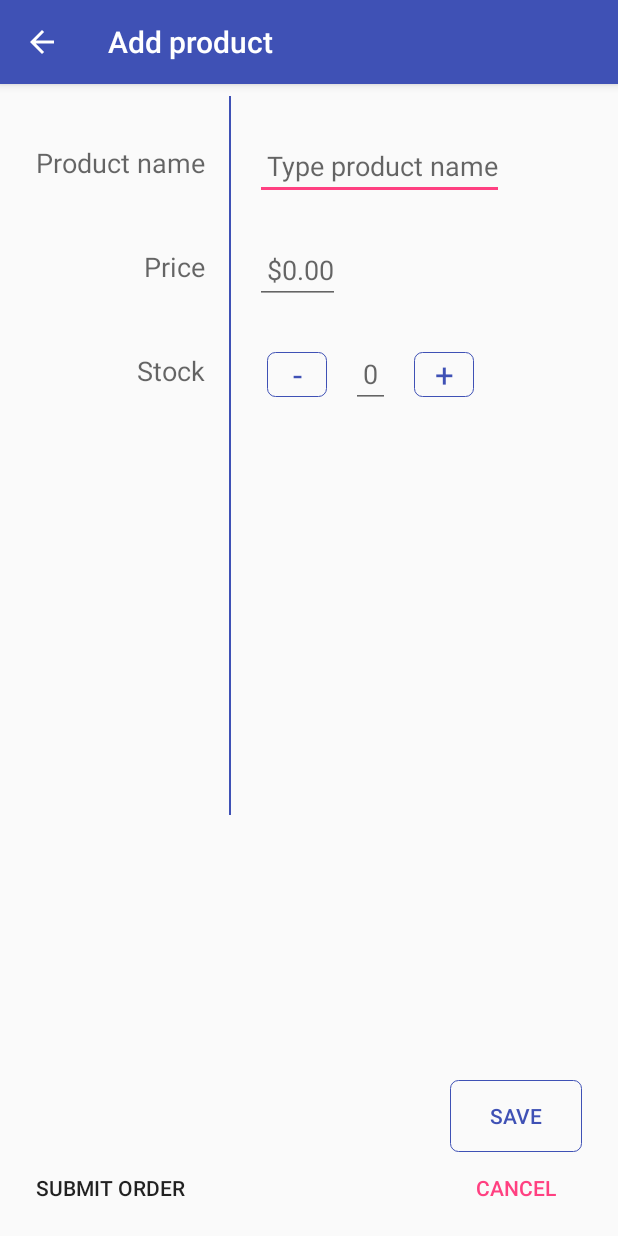
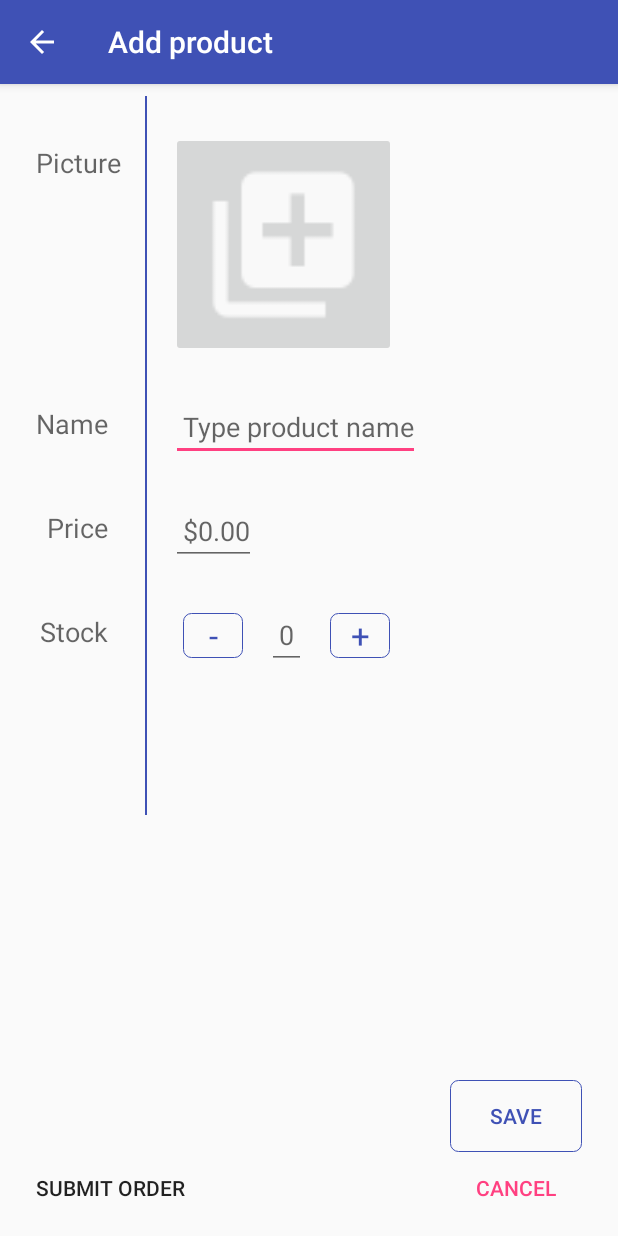
Before and after one commit to zachsg/InventoreeApp, an Android app: the EditorActivity screen opened directly, with no data from a screen before it, on a phone screen of 412 x 824 dp. Run offline under Robolectric (Android 15) with nearby library versions, the phone set to English and light mode, and no system bars.

Commit message:
Added ability to import image from gallery (edits to xml file, EditorActivity, placeholder image file).

```diff
--- a/app/src/main/AndroidManifest.xml
+++ b/app/src/main/AndroidManifest.xml
@@ -1,6 +1,8 @@
 <?xml version="1.0" encoding="utf-8"?>
 <manifest xmlns:android="http://schemas.android.com/apk/res/android"
     package="com.example.zachg.inventoree">
+
+    <uses-permission android:name="android.permission.READ_EXTERNAL_STORAGE" />
 
     <application
         android:allowBackup="true"
--- a/app/src/main/res/layout/activity_editor.xml
+++ b/app/src/main/res/layout/activity_editor.xml
@@ -9,13 +9,13 @@
     tools:context="com.example.zachg.inventoree.EditorActivity">
 
     <TextView
-        android:id="@+id/product_name_label"
+        android:id="@+id/product_image_label"
         android:layout_width="wrap_content"
         android:layout_height="wrap_content"
         app:layout_constraintLeft_toLeftOf="parent"
         app:layout_constraintTop_toTopOf="parent"
         style="@style/EditorLabels"
-        android:text="@string/editor_product_name_label" />
+        android:text="@string/editor_product_image_label" />
 
     <TextView
         android:id="@+id/separator"
@@ -25,16 +25,40 @@
         android:layout_marginLeft="16dp"
         android:layout_marginRight="16dp"
         app:layout_constraintTop_toTopOf="parent"
-        app:layout_constraintLeft_toRightOf="@+id/product_name_label"
+        app:layout_constraintLeft_toRightOf="@+id/product_image_label"
         android:layout_marginStart="16dp"
         android:layout_marginEnd="16dp"/>
+
+    <ImageButton
+        android:id="@+id/image_button"
+        android:layout_width="150dp"
+        android:layout_height="150dp"
+        android:layout_marginTop="24dp"
+        android:layout_marginLeft="16dp"
+        android:layout_marginStart="16dp"
+        android:scaleType="fitXY"
+        android:adjustViewBounds="true"
+        android:cropToPadding="false"
+        app:layout_constraintLeft_toRightOf="@id/separator"
+        app:layout_constraintTop_toTopOf="parent"
+        android:onClick="openImageChooser"
+        android:src="@mipmap/ic_product_image"/>
+
+    <TextView
+        android:id="@+id/product_name_label"
+        android:layout_width="wrap_content"
+        android:layout_height="wrap_content"
+        app:layout_constraintLeft_toLeftOf="parent"
+        app:layout_constraintTop_toBottomOf="@id/image_button"
+        style="@style/EditorLabels"
+        android:text="@string/editor_product_name_label" />
 
     <EditText
         android:id="@+id/product_name_input"
         android:layout_width="wrap_content"
         android:layout_height="wrap_content"
         app:layout_constraintLeft_toRightOf="@id/separator"
-        app:layout_constraintTop_toTopOf="parent"
+        app:layout_constraintTop_toBottomOf="@id/image_button"
         style="@style/EditorInputs"
         android:hint="@string/editor_product_name_hint"/>
 
--- a/app/src/main/res/values/strings.xml
+++ b/app/src/main/res/values/strings.xml
@@ -19,7 +19,8 @@
     <string name="list_item_buy_button">Buy</string>
 
     <!-- Labels, buttons, hints for EditorActivity fields -->
-    <string name="editor_product_name_label">Product name</string>
+    <string name="editor_product_image_label">Picture</string>
+    <string name="editor_product_name_label">Name</string>
     <string name="editor_product_price_label">Price</string>
     <string name="editor_product_stock_label">Stock</string>
     <string name="editor_product_name_hint">Type product name</string>
```
Also changed, not shown: app/src/main/java/com/example/zachg/inventoree/EditorActivity.java (+25 -0 lines), app/src/main/ic_product_image-web.png (added), app/src/main/res/mipmap-hdpi/ic_product_image.png (added), app/src/main/res/mipmap-mdpi/ic_product_image.png (added), app/src/main/res/mipmap-xhdpi/ic_product_image.png (added), app/src/main/res/mipmap-xxhdpi/ic_product_image.png (added), app/src/main/res/mipmap-xxxhdpi/ic_product_image.png (added).
